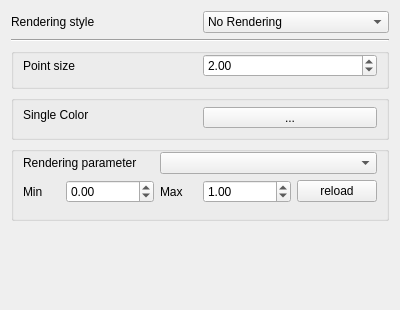
Before: the Qt Designer form src/ui/3d/qgspointcloud3dsymbolwidget.ui in qgis/QGIS, drawn with Qt 5.
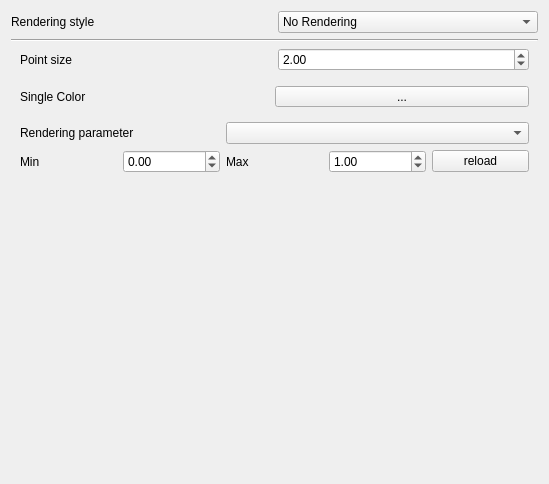
After: the same form once the commit is applied. Custom widgets are drawn as their Qt base class.

Commit message: change to using frame instead of groupbox

```diff
--- a/src/ui/3d/qgspointcloud3dsymbolwidget.ui
+++ b/src/ui/3d/qgspointcloud3dsymbolwidget.ui
@@ -6,11 +6,43 @@
    <rect>
     <x>0</x>
     <y>0</y>
-    <width>400</width>
-    <height>310</height>
+    <width>549</width>
+    <height>484</height>
    </rect>
   </property>
   <layout class="QGridLayout" name="gridLayout">
+   <item row="1" column="2" colspan="2">
+    <widget class="QComboBox" name="mRenderingStyleComboBox">
+     <item>
+      <property name="text">
+       <string>No Rendering</string>
+      </property>
+     </item>
+     <item>
+      <property name="text">
+       <string>Single color</string>
+      </property>
+     </item>
+     <item>
+      <property name="text">
+       <string>Color ramp</string>
+      </property>
+     </item>
+    </widget>
+   </item>
+   <item row="7" column="0" colspan="4">
+    <spacer name="verticalSpacer">
+     <property name="orientation">
+      <enum>Qt::Vertical</enum>
+     </property>
+     <property name="sizeHint" stdset="0">
+      <size>
+       <width>20</width>
+       <height>40</height>
+      </size>
+     </property>
+    </spacer>
+   </item>
    <item row="1" column="0" colspan="2">
     <widget class="QLabel" name="label_4">
      <property name="text">
@@ -18,38 +50,6 @@
      </property>
     </widget>
    </item>
-   <item row="4" column="0" colspan="4">
-    <widget class="QGroupBox" name="mSingleColorGroupBox">
-     <property name="title">
-      <string/>
-     </property>
-     <layout class="QGridLayout" name="gridLayout_3">
-      <property name="topMargin">
-       <number>0</number>
-      </property>
-      <item row="0" column="0" rowspan="2" colspan="2">
-       <widget class="QLabel" name="label_6">
-        <property name="text">
-         <string>Single Color</string>
-        </property>
-       </widget>
-      </item>
-      <item row="1" column="1">
-       <widget class="QgsColorButton" name="mSingleColorBtn">
-        <property name="sizePolicy">
-         <sizepolicy hsizetype="Preferred" vsizetype="Fixed">
-          <horstretch>0</horstretch>
-          <verstretch>0</verstretch>
-         </sizepolicy>
-        </property>
-        <property name="text">
-         <string>...</string>
-        </property>
-       </widget>
-      </item>
-     </layout>
-    </widget>
-   </item>
    <item row="2" column="0" colspan="4">
     <widget class="Line" name="line">
      <property name="orientation">
@@ -58,10 +58,7 @@
     </widget>
    </item>
    <item row="3" column="0" colspan="4">
-    <widget class="QGroupBox" name="mPointSizeGroupBox">
-     <property name="title">
-      <string/>
-     </property>
+    <widget class="QFrame" name="mPointSizeFrame">
      <layout class="QGridLayout" name="gridLayout_4">
       <property name="topMargin">
        <number>0</number>
@@ -86,43 +83,37 @@
      </layout>
     </widget>
    </item>
-   <item row="7" column="0" colspan="4">
-    <spacer name="verticalSpacer">
-     <property name="orientation">
-      <enum>Qt::Vertical</enum>
-     </property>
-     <property name="sizeHint" stdset="0">
-      <size>
-       <width>20</width>
-       <height>40</height>
-      </size>
-     </property>
-    </spacer>
-   </item>
-   <item row="1" column="2" colspan="2">
-    <widget class="QComboBox" name="mRenderingStyleComboBox">
-     <item>
-      <property name="text">
-       <string>No Rendering</string>
+   <item row="4" column="0" colspan="4">
+    <widget class="QFrame" name="mSingleColorFrame">
+     <layout class="QGridLayout" name="gridLayout_3">
+      <property name="topMargin">
+       <number>0</number>
       </property>
-     </item>
-     <item>
-      <property name="text">
-       <string>Single color</string>
-      </property>
-     </item>
-     <item>
-      <property name="text">
-       <string>Color ramp</string>
-      </property>
-     </item>
+      <item row="1" column="1">
+       <widget class="QgsColorButton" name="mSingleColorBtn">
+        <property name="sizePolicy">
+         <sizepolicy hsizetype="Preferred" vsizetype="Fixed">
+          <horstretch>0</horstretch>
+          <verstretch>0</verstretch>
+         </sizepolicy>
+        </property>
+        <property name="text">
+         <string>...</string>
+        </property>
+       </widget>
+      </item>
+      <item row="0" column="0" rowspan="2" colspan="2">
+       <widget class="QLabel" name="label_6">
+        <property name="text">
+         <string>Single Color</string>
+        </property>
+       </widget>
+      </item>
+     </layout>
     </widget>
    </item>
    <item row="5" column="0" colspan="4">
-    <widget class="QGroupBox" name="mColorRampGroupBox">
-     <property name="title">
-      <string/>
-     </property>
+    <widget class="QFrame" name="mColorRampFrame">
      <layout class="QGridLayout" name="gridLayout_2">
       <property name="topMargin">
        <number>0</number>
```
The commit also changes 1 other file.
